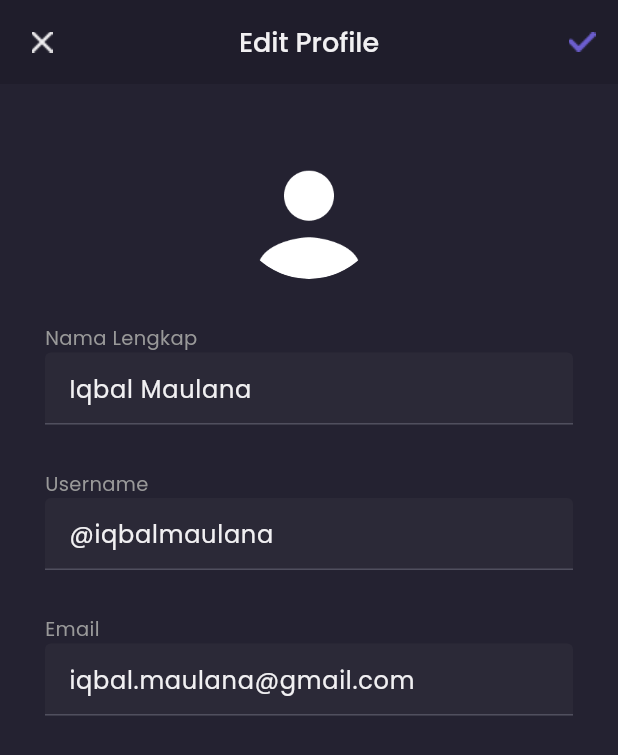
After one commit to AbebAli0/Footwear-Fusion_Mobile, a Flutter app: the EditProfilePage screen opened directly, on a phone screen of 412 x 824 dp. The commit adds this screen. Shown: the top 755 px of the screen. Run offline on Flutter 3.47's test engine with Material 3 defaults, Android fonts, the phone set to English and light mode, and no system bars; our stand-ins replace google_fonts.

Commit message:
Update: Profile Page

```diff
--- /dev/null
+++ b/lib/presentation/auth/pages/edit_profile_page.dart
@@ -0,0 +1,173 @@
+import 'package:flutter/material.dart';
+import 'package:shoes_store/presentation/auth/pages/profile_page.dart';
+import 'package:shoes_store/presentation/routes/app_pages.dart';
+
+import 'package:shoes_store/core/theme/theme.dart';
+
+class EditProfilePage extends StatelessWidget {
+  const EditProfilePage({super.key});
+
+  @override
+  Widget build(BuildContext context) {
+    PreferredSizeWidget header() {
+      return AppBar(
+        leading: IconButton(
+          icon: Image.asset('assets/icon_close.png'),
+          onPressed: () {
+            Navigator.pushReplacement(context, Routes.profile());
+          },
+        ),
+        backgroundColor: backgroundColor1,
+        elevation: 0,
+        centerTitle: true,
+        title: Text(
+          'Edit Profile',
+          style: primaryTextStyle.copyWith(
+            fontSize: 18,
+            fontWeight: medium,
+          ),
+        ),
+        actions: [
+          IconButton(
+            icon: Image.asset('assets/icon_check.png'),
+            onPressed: () {
+              // Tambahkan aksi ketika tombol check ditekan
+            },
+          ),
+        ],
+      );
+    }
+
+    Widget nameInput() {
+      return Container(
+        margin: EdgeInsets.only(
+          top: 30,
+        ),
+        child: Column(
+          crossAxisAlignment: CrossAxisAlignment.start,
+          children: [
+            Text(
+              'Nama Lengkap',
+              style: secondaryTextStyle.copyWith(
+                fontSize: 13,
+              ),
+            ),
+            TextFormField(
+              style: primaryTextStyle,
+              decoration: InputDecoration(
+                hintText: 'Iqbal Maulana',
+                hintStyle: primaryTextStyle,
+                enabledBorder: UnderlineInputBorder(
+                  borderSide: BorderSide(
+                    color: subtitleColor,
+                  ),
+                ),
+              ),
+            ),
+          ],
+        ),
+      );
+    }
+
+    Widget usernameInput() {
+      return Container(
+        margin: EdgeInsets.only(
+          top: 30,
+        ),
+        child: Column(
+          crossAxisAlignment: CrossAxisAlignment.start,
+          children: [
+            Text(
+              'Username',
+              style: secondaryTextStyle.copyWith(
+                fontSize: 13,
+              ),
+            ),
+            TextFormField(
+              style: primaryTextStyle,
+              decoration: InputDecoration(
+                hintText: '@iqbalmaulana',
+                hintStyle: primaryTextStyle,
+                enabledBorder: UnderlineInputBorder(
+                  borderSide: BorderSide(
+                    color: subtitleColor,
+                  ),
+                ),
+              ),
+            ),
+          ],
+        ),
+      );
+    }
+
+    Widget emailInput() {
+      return Container(
+        margin: EdgeInsets.only(
+          top: 30,
+        ),
+        child: Column(
+          crossAxisAlignment: CrossAxisAlignment.start,
+          children: [
+            Text(
+              'Email',
+              style: secondaryTextStyle.copyWith(
+                fontSize: 13,
+              ),
+            ),
+            TextFormField(
+              style: primaryTextStyle,
+              decoration: InputDecoration(
+                hintText: 'iqbal.maulana@gmail.com',
+                hintStyle: primaryTextStyle,
+                enabledBorder: UnderlineInputBorder(
+                  borderSide: BorderSide(
+                    color: subtitleColor,
+                  ),
+                ),
+              ),
+            ),
+          ],
+        ),
+      );
+    }
+
+    Widget content() {
+      return Container(
+        width: double.infinity,
+        padding: EdgeInsets.symmetric(
+          horizontal: defaultMargin,
+        ),
+        child: Column(
+          crossAxisAlignment: CrossAxisAlignment.center,
+          children: [
+            Container(
+              width: 100,
+              height: 100,
+              margin: EdgeInsets.only(
+                top: defaultMargin,
+              ),
+              decoration: BoxDecoration(
+                shape: BoxShape.circle,
+                image: DecorationImage(
+                  image: AssetImage(
+                    'assets/image_profile.png',
+                  ),
+                ),
+              ),
+            ),
+            nameInput(),
+            usernameInput(),
+            emailInput(),
+          ],
+        ),
+      );
+    }
+
+    return Scaffold(
+      backgroundColor: backgroundColor3,
+      appBar: header(),
+      body: content(),
+      resizeToAvoidBottomInset: false,
+    );
+  }
+}
--- a/lib/presentation/auth/pages/main_page.dart
+++ b/lib/presentation/auth/pages/main_page.dart
@@ -130,7 +130,7 @@ class _MainPageState extends State<MainPage> {
     }
 
     return Scaffold(
-      backgroundColor: backgroundColor1,
+      backgroundColor: currentIndex == 0 ? backgroundColor1 : backgroundColor3,
       floatingActionButton: cartButton(),
       floatingActionButtonLocation: FloatingActionButtonLocation.centerDocked,
       bottomNavigationBar: customBottomNav(),
--- /dev/null
+++ b/lib/presentation/auth/pages/product_page.dart
@@ -0,0 +1,19 @@
+import 'package:flutter/material.dart';
+import 'package:shoes_store/core/theme/theme.dart';
+
+class ProductPage extends StatelessWidget {
+  const ProductPage({super.key});
+
+  @override
+  Widget build(BuildContext context) {
+    Widget header() {}
+
+    return Scaffold(
+      body: Center(
+        child: Text(
+          'Product Page',
+        ),
+      ),
+    );
+  }
+}
--- a/lib/presentation/auth/pages/profile_page.dart
+++ b/lib/presentation/auth/pages/profile_page.dart
@@ -1,5 +1,8 @@
 import 'package:flutter/material.dart';
+import 'package:flutter/widgets.dart';
 import 'package:shoes_store/core/theme/theme.dart';
+
+import '../../routes/app_pages.dart';
 
 class ProfilePage extends StatelessWidget {
   const ProfilePage({super.key});
@@ -46,9 +49,15 @@ class ProfilePage extends StatelessWidget {
                     ],
                   ),
                 ),
-                Image.asset(
-                  'assets/button_exit.png',
-                  width: 20,
+                GestureDetector(
+                  onTap: () {
+                    Navigator.pushAndRemoveUntil(
+                        context, Routes.login(), (route) => false);
+                  },
+                  child: Image.asset(
+                    'assets/button_exit.png',
+                    width: 20,
+                  ),
                 ),
               ],
             ),
@@ -102,8 +111,16 @@ class ProfilePage extends StatelessWidget {
                   fontWeight: semiBold,
                 ),
               ),
-              menuItem(
-                'Edit Profile',
+              GestureDetector(
+                onTap: () {
+                  Navigator.pushReplacement(
+                    context,
+                    Routes.edit(),
+                  );
+                },
+                child: menuItem(
+                  'Edit Profile',
+                ),
               ),
               menuItem(
                 'Your Orders',
--- a/lib/presentation/auth/widget/product_card.dart
+++ b/lib/presentation/auth/widget/product_card.dart
@@ -1,12 +1,22 @@
 import 'package:flutter/material.dart';
 import 'package:shoes_store/core/theme/theme.dart';
+
+import '../../routes/app_pages.dart';
+import 'package:shoes_store/presentation/auth/pages/product_page.dart';
 
 class ProductCard extends StatelessWidget {
   const ProductCard({super.key});
 
   @override
   Widget build(BuildContext context) {
-    return Container(
+    return GestureDetector(
+      onTap: () {
+        Navigator.pushReplacement(
+          context,
+          Routes.product(),
+        );
+      },
+      child: Container(
         width: 215,
         height: 278,
         margin: EdgeInsets.only(
@@ -67,6 +77,7 @@ class ProductCard extends StatelessWidget {
             ),
           ],
         ),
+      ),
     );
   }
 }
--- a/lib/presentation/auth/widget/product_tile.dart
+++ b/lib/presentation/auth/widget/product_tile.dart
@@ -1,13 +1,18 @@
 import 'package:flutter/material.dart';
 import 'package:flutter/widgets.dart';
 import 'package:shoes_store/core/theme/theme.dart';
+import 'package:shoes_store/presentation/routes/app_pages.dart';
 
 class ProductTile extends StatelessWidget {
   const ProductTile({super.key});
 
   @override
   Widget build(BuildContext context) {
-    return Container(
+    return GestureDetector(
+      onTap: () {
+        Navigator.pushReplacement(context, Routes.product());
+      },
+      child: Container(
         margin: EdgeInsets.only(
           left: defaultMargin,
           right: defaultMargin,
@@ -61,6 +66,7 @@ class ProductTile extends StatelessWidget {
             ),
           ],
         ),
+      ),
     );
   }
 }
--- a/lib/presentation/routes/app_pages.dart
+++ b/lib/presentation/routes/app_pages.dart
@@ -1,9 +1,12 @@
 import 'package:flutter/material.dart';
+import 'package:shoes_store/presentation/auth/pages/product_page.dart';
+import 'package:shoes_store/presentation/auth/pages/profile_page.dart';
 
 import '../auth/pages/sign_in_page.dart';
 import '../auth/pages/sign_up_page.dart';
 import '../auth/pages/main_page.dart';
 import '../auth/pages/detail_chat_page.dart';
+import '../auth/pages/edit_profile_page.dart';
 
 class Routes {
   static login() => MaterialPageRoute(builder: (context) => const SignInPage());
@@ -12,4 +15,8 @@ class Routes {
   static main() => MaterialPageRoute(builder: (context) => const MainPage());
   static chat() =>
       MaterialPageRoute(builder: (context) => const DetailChatPage());
+  static edit() => MaterialPageRoute(builder: (context) => EditProfilePage());
+  static profile() =>
+      MaterialPageRoute(builder: (context) => const ProfilePage());
+  static product() => MaterialPageRoute(builder: (context) => ProductPage());
 }
--- a/pubspec.yaml
+++ b/pubspec.yaml
@@ -35,6 +35,8 @@ dependencies:
   # Use with the CupertinoIcons class for iOS style icons.
   cupertino_icons: ^1.0.6
   google_fonts: ^6.2.0
+  carousel_slider: ^3.0.0
+
 
 dev_dependencies:
   flutter_test:
```
Also changed, not shown: assets/icon_check.png (added), assets/icon_close.png (added). Lines whose indentation alone changed are shown as unchanged.
